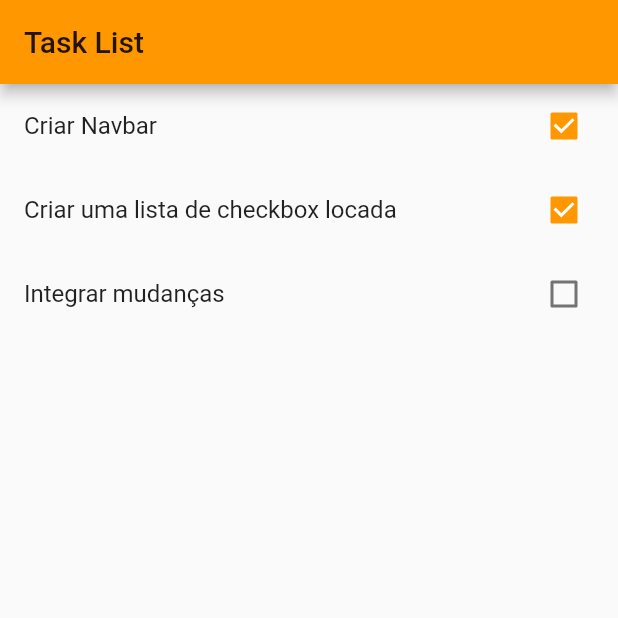
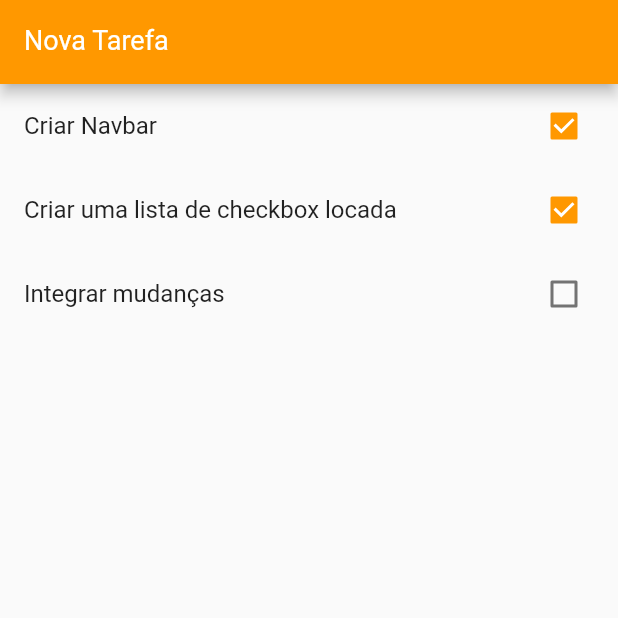
Before and after one commit to laobevilaqua/task-list-app, a Flutter app: the screen it shows after launch, on a phone screen of 412 x 824 dp, the top half of it. Run offline on Flutter 3.47's test engine with Material 2 defaults, Android fonts, the phone set to English and light mode, and no system bars.

Commit message:
add controlador de texto + input material

```diff
--- a/lib/main.dart
+++ b/lib/main.dart
@@ -33,11 +33,27 @@ class HomePage extends StatefulWidget {
 }
 
 class _HomePageState extends State<HomePage> {
+  final TextEditingController newTaskCtrl = TextEditingController();
+
   @override
   Widget build(BuildContext context) {
     return Scaffold(
       appBar: AppBar(
-        title: Text('Task List'),
+        title: TextFormField(
+          controller: newTaskCtrl,
+          // helps the user by giving keyboard shortcuts like @, or words
+          keyboardType: TextInputType.text,
+          style: TextStyle(
+            color: Colors.white,
+            fontSize: 18,
+          ),
+          decoration: InputDecoration(
+            labelText: 'Nova Tarefa',
+            labelStyle: TextStyle(
+              color: Colors.white,
+            ),
+          ),
+        ),
       ),
       body: ListView.builder(
         itemCount: widget.items.length,
```
